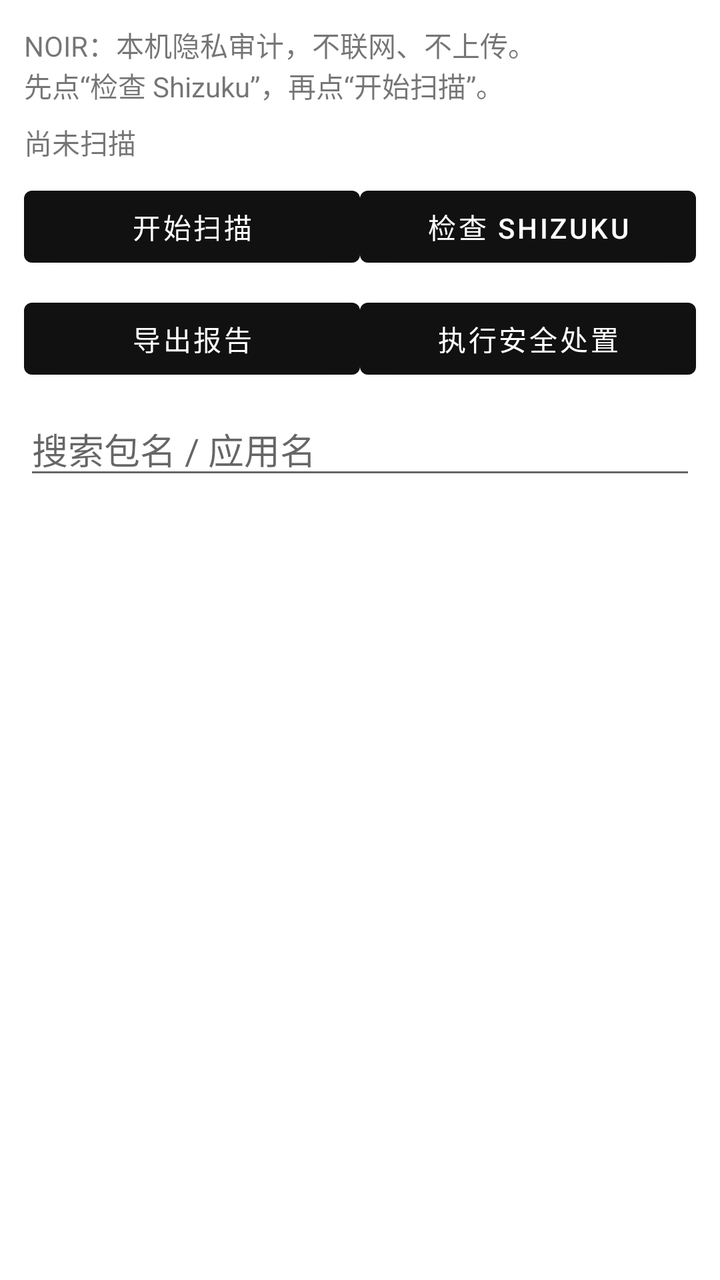
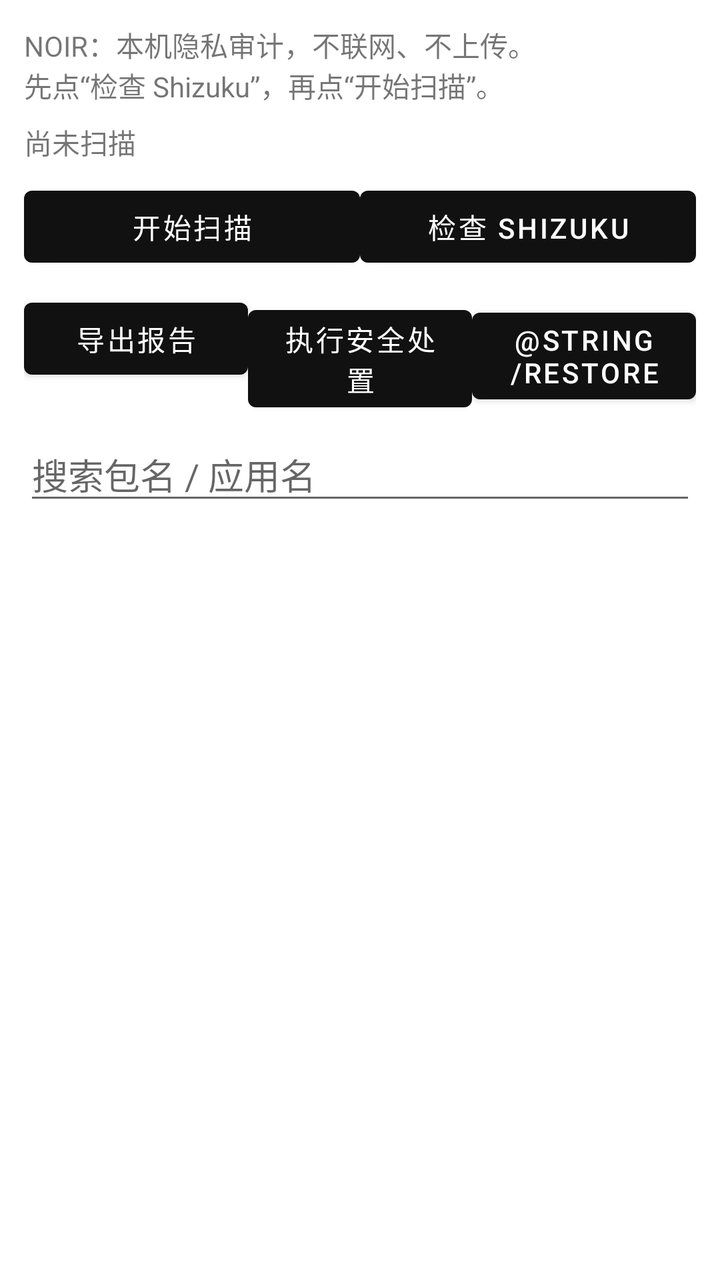

Before-and-after screenshots of an Android layout around one commit, followed by the original layout XML and the change that was made.
<!-- AndroidManifest.xml: application theme Theme.NOIR -->
<!-- res/layout/activity_main.xml -->
<?xml version="1.0" encoding="utf-8"?>
<LinearLayout xmlns:android="http://schemas.android.com/apk/res/android"
    android:layout_width="match_parent"
    android:layout_height="match_parent"
    android:orientation="vertical"
    android:padding="12dp">

    <TextView
        android:id="@+id/statusText"
        android:layout_width="match_parent"
        android:layout_height="wrap_content"
        android:text="NOIR：本机隐私审计，不联网、不上传。\n先点“检查 Shizuku”，再点“开始扫描”。"
        android:textSize="14sp" />

    <TextView
        android:id="@+id/summaryText"
        android:layout_width="match_parent"
        android:layout_height="wrap_content"
        android:layout_marginTop="8dp"
        android:text="尚未扫描"
        android:textSize="14sp" />

    <ProgressBar
        android:id="@+id/progressBar"
        style="?android:attr/progressBarStyleHorizontal"
        android:layout_width="match_parent"
        android:layout_height="wrap_content"
        android:layout_marginTop="8dp"
        android:visibility="gone" />

    <LinearLayout
        android:layout_width="match_parent"
        android:layout_height="wrap_content"
        android:layout_marginTop="8dp"
        android:orientation="horizontal">

        <Button
            android:id="@+id/scanButton"
            android:layout_width="0dp"
            android:layout_height="wrap_content"
            android:layout_weight="1"
            android:text="@string/scan" />

        <Button
            android:id="@+id/shizukuButton"
            android:layout_width="0dp"
            android:layout_height="wrap_content"
            android:layout_weight="1"
            android:text="@string/check_shizuku" />
    </LinearLayout>

    <LinearLayout
        android:layout_width="match_parent"
        android:layout_height="wrap_content"
        android:layout_marginTop="8dp"
        android:orientation="horizontal">

        <Button
            android:id="@+id/exportButton"
            android:layout_width="0dp"
            android:layout_height="wrap_content"
            android:layout_weight="1"
            android:text="@string/export_report" />

        <Button
            android:id="@+id/applyButton"
            android:layout_width="0dp"
            android:layout_height="wrap_content"
            android:layout_weight="1"
            android:text="@string/safe_apply" />
    </LinearLayout>

    <EditText
        android:id="@+id/searchBox"
        android:layout_width="match_parent"
        android:layout_height="wrap_content"
        android:layout_marginTop="8dp"
        android:hint="@string/search_hint"
        android:inputType="text" />

    <androidx.recyclerview.widget.RecyclerView
        android:id="@+id/appList"
        android:layout_width="match_parent"
        android:layout_height="0dp"
        android:layout_marginTop="8dp"
        android:layout_weight="1" />
</LinearLayout>
<!-- resources referenced by this layout -->
<resources>
  <string name="check_shizuku">检查 Shizuku</string>
  <string name="export_report">导出报告</string>
  <string name="safe_apply">执行安全处置</string>
  <string name="scan">开始扫描</string>
  <string name="search_hint">搜索包名 / 应用名</string>
  <style name="Theme.NOIR" parent="Theme.MaterialComponents.DayNight.NoActionBar">
          <item name="colorPrimary">#111111</item>
          <item name="colorPrimaryDark">#000000</item>
          <item name="colorAccent">#4CAF50</item>
      </style>
</resources>

<!-- the commit's change to res/layout/activity_main.xml (unified diff, before → after) -->
@@ -68,6 +68,13 @@
             android:layout_height="wrap_content"
             android:layout_weight="1"
             android:text="@string/safe_apply" />
+
+        <Button
+            android:id="@+id/restoreButton"
+            android:layout_width="0dp"
+            android:layout_height="wrap_content"
+            android:layout_weight="1"
+            android:text="@string/restore" />
     </LinearLayout>
 
     <EditText
